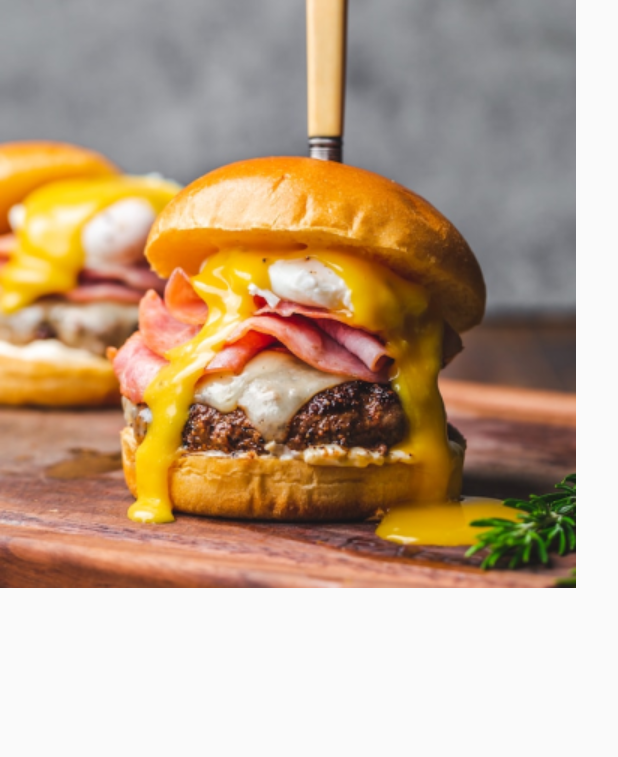
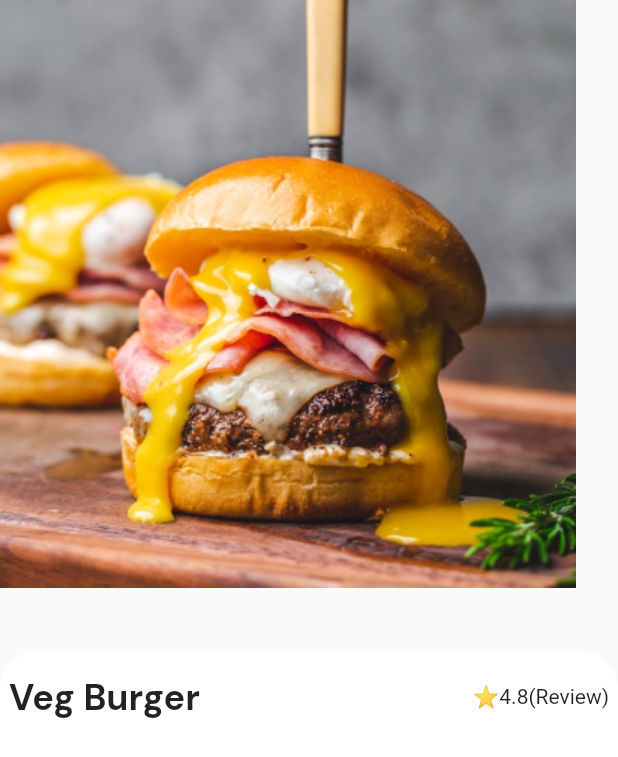
Before and after one commit to Whatsuf148/food_delivery_UI, a Flutter app: the ShowBurger screen opened directly, on a phone screen of 412 x 824 dp. Shown: the top 757 px of the screen. Run offline on Flutter 3.47's test engine with Material 2 defaults, Android fonts, the phone set to English and light mode, and no system bars; our stand-ins replace google_fonts.

Commit message:
Bug Fixed

```diff
--- a/lib/Screen/showburger.dart
+++ b/lib/Screen/showburger.dart
@@ -1,6 +1,5 @@
-import 'dart:ffi';
-
 import 'package:flutter/material.dart';
+import 'package:google_fonts/google_fonts.dart';
 
 class ShowBurger extends StatelessWidget {
   const ShowBurger({super.key});
@@ -10,10 +9,48 @@ class ShowBurger extends StatelessWidget {
     return Scaffold(
         body: Stack(
       children: [
-        Container(
+        SizedBox(
           height: (MediaQuery.of(context).size.height),
+          width: (MediaQuery.of(context).size.width),
         ),
         Image.asset("photo/mithoburger.png"),
+        Positioned(
+            bottom: 0,
+            child: Container(
+              height: 390,
+              width: (MediaQuery.of(context).size.width),
+              decoration: BoxDecoration(
+                color: Colors.white,
+                borderRadius: BorderRadius.circular(25),
+              ),
+              child: Column(
+                mainAxisAlignment: MainAxisAlignment.start,
+                crossAxisAlignment: CrossAxisAlignment.center,
+                children: [
+                  const SizedBox(
+                    height: 15,
+                  ),
+                  Padding(
+                    padding: const EdgeInsets.symmetric(horizontal: 6),
+                    child: Row(
+                      mainAxisAlignment: MainAxisAlignment.spaceBetween,
+                      children: [
+                        Text(
+                          "Veg Burger",
+                          style: GoogleFonts.dmSans(
+                            fontStyle: FontStyle.normal,
+                            fontWeight: FontWeight.w700,
+                            fontSize: 24,
+                          ),
+                        ),
+                       const Text("⭐4.8(Review)"),
+                      ],
+                    ),
+
+                  ),
+                ],
+              ),
+            ))
       ],
     ));
   }
--- a/lib/main.dart
+++ b/lib/main.dart
@@ -1,5 +1,6 @@
 import 'package:cake_shop/Screen/homepage.dart';
 import 'package:flutter/material.dart';
+
 
 void main() {
   runApp(const MyApp());
--- a/pubspec.yaml
+++ b/pubspec.yaml
@@ -36,7 +36,7 @@ dependencies:
   # The following adds the Cupertino Icons font to your application.
   # Use with the CupertinoIcons class for iOS style icons.
   cupertino_icons: ^1.0.2
-  google_fonts: ^3.0.1
+  google_fonts: ^5.0.0
 
 
 dev_dependencies:
```
Also changed, not shown: pubspec.lock, 2 other files.
